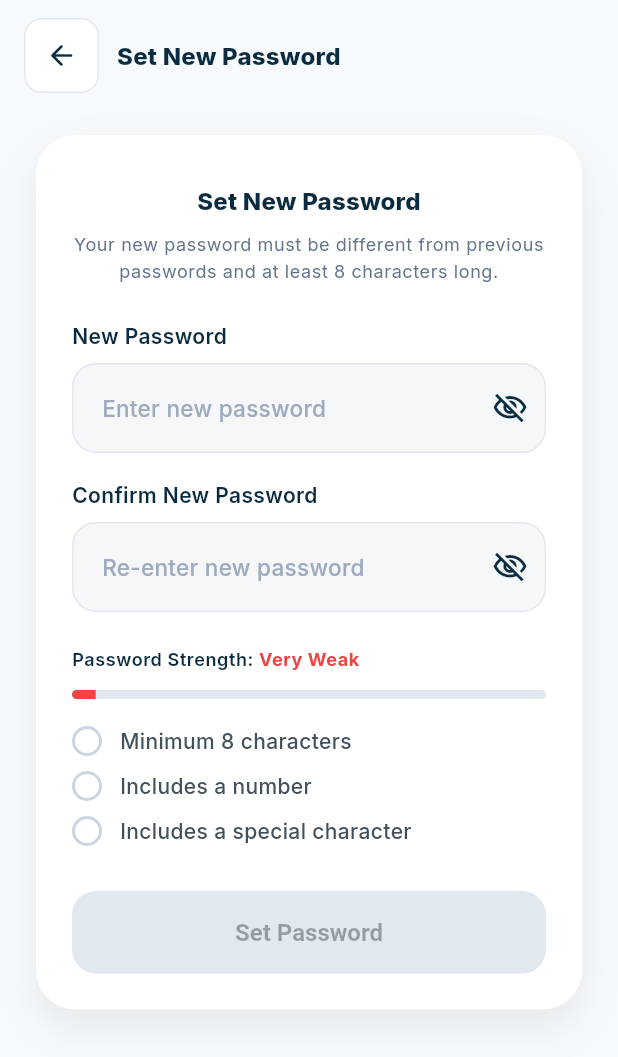
After one commit to sostinewaliaula/rentara, a Flutter app: the ResetPasswordScreen screen opened by its route, on a phone screen of 412 x 824 dp. The commit adds this screen. Shown: the top 1057 px of the screen. Run offline on Flutter 3.47's test engine with Material 3 defaults, Android fonts, the phone set to English and light mode, and no system bars; our stand-ins replace dio, flutter_riverpod, flutter_secure_storage, go_router, google_fonts, riverpod_annotation; accounts and stored records are empty; generated files the repository leaves out were written again.

Commit message:
added the set password screen

```diff
--- a/mobile/lib/core/router/app_router.dart
+++ b/mobile/lib/core/router/app_router.dart
@@ -4,6 +4,7 @@ import 'package:rentara/core/providers/auth_provider.dart';
 import 'package:rentara/features/auth/presentation/screens/login_screen.dart';
 import 'package:rentara/features/auth/presentation/screens/forgot_password_screen.dart';
 import 'package:rentara/features/auth/presentation/screens/otp_verification_screen.dart';
+import 'package:rentara/features/auth/presentation/screens/reset_password_screen.dart';
 import 'package:rentara/features/auth/presentation/screens/register_screen.dart';
 import 'package:rentara/features/dashboard/presentation/screens/dashboard_screen.dart';
 import 'package:rentara/features/payments/presentation/screens/payments_screen.dart';
@@ -56,6 +57,12 @@ GoRouter router(RouterRef ref) {
         ),
       ),
       GoRoute(
+        path: '/forgot-password/reset',
+        builder: (context, state) => ResetPasswordScreen(
+          phoneNumber: state.extra as String?,
+        ),
+      ),
+      GoRoute(
         path: '/register',
         builder: (context, state) => const RegisterScreen(),
       ),
--- a/mobile/lib/features/auth/presentation/screens/forgot_password_screen.dart
+++ b/mobile/lib/features/auth/presentation/screens/forgot_password_screen.dart
@@ -23,12 +23,6 @@ class _ForgotPasswordScreenState extends State<ForgotPasswordScreen> {
     if (_formKey.currentState!.validate()) {
       final rawPhone = _phoneController.text.trim().replaceAll(' ', '');
       final formattedPhone = '+254$rawPhone';
-
-      ScaffoldMessenger.of(context).showSnackBar(
-        SnackBar(
-          content: Text('OTP sent to $formattedPhone'),
-        ),
-      );
 
       context.go('/forgot-password/verify', extra: formattedPhone);
     }
--- /dev/null
+++ b/mobile/lib/features/auth/presentation/screens/reset_password_screen.dart
@@ -0,0 +1,474 @@
+import 'package:flutter/material.dart';
+import 'package:go_router/go_router.dart';
+
+class ResetPasswordScreen extends StatefulWidget {
+  final String? phoneNumber;
+
+  const ResetPasswordScreen({super.key, this.phoneNumber});
+
+  @override
+  State<ResetPasswordScreen> createState() => _ResetPasswordScreenState();
+}
+
+class _ResetPasswordScreenState extends State<ResetPasswordScreen> {
+  final _formKey = GlobalKey<FormState>();
+  final _passwordController = TextEditingController();
+  final _confirmPasswordController = TextEditingController();
+
+  bool _obscurePassword = true;
+  bool _obscureConfirmPassword = true;
+
+  bool _meetsLength = false;
+  bool _hasNumber = false;
+  bool _hasSpecial = false;
+
+  @override
+  void initState() {
+    super.initState();
+    _passwordController.addListener(_updateStrengthIndicators);
+    _confirmPasswordController.addListener(_triggerRebuild);
+  }
+
+  @override
+  void dispose() {
+    _passwordController
+      ..removeListener(_updateStrengthIndicators)
+      ..dispose();
+    _confirmPasswordController
+      ..removeListener(_triggerRebuild)
+      ..dispose();
+    super.dispose();
+  }
+
+  void _updateStrengthIndicators() {
+    final value = _passwordController.text;
+    setState(() {
+      _meetsLength = value.length >= 8;
+      _hasNumber = RegExp(r'[0-9]').hasMatch(value);
+      _hasSpecial = RegExp(r'[!@#\$%^&*(),.?":{}|<>\-_=+\[\]\\/]').hasMatch(value);
+    });
+  }
+
+  void _triggerRebuild() => setState(() {});
+
+  double get _strengthProgress {
+    final achieved = [_meetsLength, _hasNumber, _hasSpecial].where((e) => e).length;
+    return achieved / 3;
+  }
+
+  String get _strengthLabel {
+    final achieved = [_meetsLength, _hasNumber, _hasSpecial].where((e) => e).length;
+    if (achieved == 0) return 'Very Weak';
+    if (achieved == 1) return 'Weak';
+    if (achieved == 2) return 'Good';
+    return 'Strong';
+  }
+
+  Color get _strengthColor {
+    final progress = _strengthProgress;
+    if (progress <= 0.33) return const Color(0xFFEF4444); // red
+    if (progress <= 0.66) return const Color(0xFFF97316); // orange
+    return const Color(0xFF10B981); // green
+  }
+
+  bool get _canSubmit {
+    final password = _passwordController.text;
+    final confirm = _confirmPasswordController.text;
+    final matches = password.isNotEmpty && password == confirm;
+    return matches && _meetsLength && _hasNumber && _hasSpecial;
+  }
+
+  void _handleSubmit() {
+    final isValid = _formKey.currentState?.validate() ?? false;
+    if (!isValid) return;
+
+    _showSuccessToast();
+  }
+
+  void _showSuccessToast() {
+    final overlay = Overlay.of(context, rootOverlay: true);
+    if (overlay == null) return;
+
+    OverlayEntry? entry;
+    entry = OverlayEntry(
+      builder: (_) => _ResetSuccessToast(
+        message: 'Your password has been updated successfully.',
+        onDismissed: () => entry?.remove(),
+      ),
+    );
+
+    overlay.insert(entry);
+
+    Future.delayed(const Duration(seconds: 3), () {
+      entry?.remove();
+    });
+  }
+
+  @override
+  Widget build(BuildContext context) {
+    final theme = Theme.of(context);
+    final phone = widget.phoneNumber;
+
+    return Scaffold(
+      backgroundColor: const Color(0xFFF7FAFC),
+      body: SafeArea(
+        child: Column(
+          crossAxisAlignment: CrossAxisAlignment.start,
+          children: [
+            Padding(
+              padding: const EdgeInsets.symmetric(horizontal: 16, vertical: 12),
+              child: Row(
+                children: [
+                  Container(
+                    decoration: BoxDecoration(
+                      borderRadius: BorderRadius.circular(12),
+                      border: Border.all(color: const Color(0xFFE2E8F0)),
+                      color: Colors.white,
+                    ),
+                    child: IconButton(
+                      icon: const Icon(Icons.arrow_back_rounded, size: 22, color: Color(0xFF0B2B40)),
+                      onPressed: () {
+                        if (Navigator.of(context).canPop()) {
+                          Navigator.of(context).pop();
+                        } else {
+                          context.go('/forgot-password/verify', extra: widget.phoneNumber);
+                        }
+                      },
+                    ),
+                  ),
+                  const SizedBox(width: 12),
+                  Text(
+                    'Set New Password',
+                    style: theme.textTheme.titleMedium?.copyWith(
+                      fontWeight: FontWeight.w800,
+                      color: const Color(0xFF0B2B40),
+                    ),
+                  ),
+                ],
+              ),
+            ),
+            Expanded(
+              child: SingleChildScrollView(
+                padding: const EdgeInsets.symmetric(horizontal: 24, vertical: 16),
+                child: Center(
+                  child: ConstrainedBox(
+                    constraints: const BoxConstraints(maxWidth: 420),
+                    child: Container(
+                      padding: const EdgeInsets.all(24),
+                      decoration: BoxDecoration(
+                        color: Colors.white,
+                        borderRadius: BorderRadius.circular(26),
+                        boxShadow: [
+                          BoxShadow(
+                            color: const Color(0xFF0F172A).withOpacity(0.08),
+                            blurRadius: 24,
+                            offset: const Offset(0, 12),
+                          ),
+                        ],
+                      ),
+                      child: Form(
+                        key: _formKey,
+                        child: Column(
+                          crossAxisAlignment: CrossAxisAlignment.stretch,
+                          children: [
+                            const SizedBox(height: 8),
+                            Text(
+                              'Set New Password',
+                              textAlign: TextAlign.center,
+                              style: theme.textTheme.titleMedium?.copyWith(
+                                fontWeight: FontWeight.w800,
+                                color: const Color(0xFF0B2B40),
+                              ),
+                            ),
+                            const SizedBox(height: 8),
+                            Text(
+                              'Your new password must be different from previous passwords and at least 8 characters long.',
+                              textAlign: TextAlign.center,
+                              style: theme.textTheme.bodySmall?.copyWith(
+                                color: const Color(0xFF64748B),
+                                height: 1.5,
+                              ),
+                            ),
+                            const SizedBox(height: 24),
+                            _buildPasswordField(
+                              label: 'New Password',
+                              controller: _passwordController,
+                              obscure: _obscurePassword,
+                              onToggle: () => setState(() => _obscurePassword = !_obscurePassword),
+                            ),
+                            const SizedBox(height: 18),
+                            _buildPasswordField(
+                              label: 'Confirm New Password',
+                              controller: _confirmPasswordController,
+                              obscure: _obscureConfirmPassword,
+                              onToggle: () =>
+                                  setState(() => _obscureConfirmPassword = !_obscureConfirmPassword),
+                              validator: (value) {
+                                if (value == null || value.isEmpty) {
+                                  return 'Re-enter your password';
+                                }
+                                if (value != _passwordController.text) {
+                                  return 'Passwords do not match';
+                                }
+                                return null;
+                              },
+                            ),
+                            const SizedBox(height: 24),
+                            Row(
+                              children: [
+                                Text(
+                                  'Password Strength: ',
+                                  style: theme.textTheme.bodySmall?.copyWith(
+                                    color: const Color(0xFF0B2B40),
+                                    fontWeight: FontWeight.w600,
+                                  ),
+                                ),
+                                Text(
+                                  _strengthLabel,
+                                  style: theme.textTheme.bodySmall?.copyWith(
+                                    color: _strengthColor,
+                                    fontWeight: FontWeight.w700,
+                                  ),
+                                ),
+                              ],
+                            ),
+                            const SizedBox(height: 12),
+                            ClipRRect(
+                              borderRadius: BorderRadius.circular(12),
+                              child: LinearProgressIndicator(
+                                minHeight: 6,
+                                value: _strengthProgress.clamp(0.05, 1.0),
+                                backgroundColor: const Color(0xFFE2E8F0),
+                                valueColor: AlwaysStoppedAnimation<Color>(_strengthColor),
+                              ),
+                            ),
+                            const SizedBox(height: 18),
+                            _buildCriteriaRow('Minimum 8 characters', _meetsLength),
+                            const SizedBox(height: 10),
+                            _buildCriteriaRow('Includes a number', _hasNumber),
+                            const SizedBox(height: 10),
+                            _buildCriteriaRow('Includes a special character', _hasSpecial),
+                            const SizedBox(height: 30),
+                            ElevatedButton(
+                              onPressed: _canSubmit ? _handleSubmit : null,
+                              style: ElevatedButton.styleFrom(
+                                backgroundColor: const Color(0xFF008F85),
+                                foregroundColor: Colors.white,
+                                padding: const EdgeInsets.symmetric(vertical: 18),
+                                shape: RoundedRectangleBorder(
+                                  borderRadius: BorderRadius.circular(16),
+                                ),
+                                disabledBackgroundColor: const Color(0xFFE2E8F0),
+                                textStyle: const TextStyle(
+                                  fontSize: 16,
+                                  fontWeight: FontWeight.w700,
+                                ),
+                              ),
+                              child: const Text('Set Password'),
+                            ),
+                          ],
+                        ),
+                      ),
+                    ),
+                  ),
+                ),
+              ),
+            ),
+          ],
+        ),
+      ),
+    );
+  }
+
+  Widget _buildPasswordField({
+    required String label,
+    required TextEditingController controller,
+    required bool obscure,
+    required VoidCallback onToggle,
+    String? Function(String?)? validator,
+  }) {
+    return Column(
+      crossAxisAlignment: CrossAxisAlignment.start,
+      children: [
+        Text(
+          label,
+          style: const TextStyle(
+            color: Color(0xFF0B2B40),
+            fontWeight: FontWeight.w600,
+          ),
+        ),
+        const SizedBox(height: 8),
+        TextFormField(
+          controller: controller,
+          obscureText: obscure,
+          validator: validator ?? _passwordValidator,
+          style: const TextStyle(
+            fontSize: 16,
+            fontWeight: FontWeight.w600,
+            color: Color(0xFF0B2B40),
+            letterSpacing: 0.2,
+          ),
+          onChanged: (_) => setState(() {}),
+          decoration: InputDecoration(
+            hintText: label == 'New Password' ? 'Enter new password' : 'Re-enter new password',
+            hintStyle: TextStyle(
+              fontSize: 15,
+              fontWeight: FontWeight.w500,
+              color: const Color(0xFF94A3B8).withOpacity(0.9),
+            ),
+            filled: true,
+            fillColor: const Color(0xFFF5F7F9),
+            contentPadding: const EdgeInsets.symmetric(horizontal: 16, vertical: 18),
+            border: OutlineInputBorder(
+              borderRadius: BorderRadius.circular(16),
+              borderSide: const BorderSide(color: Color(0xFFE2E8F0)),
+            ),
+            enabledBorder: OutlineInputBorder(
+              borderRadius: BorderRadius.circular(16),
+              borderSide: const BorderSide(color: Color(0xFFE2E8F0)),
+            ),
+            focusedBorder: OutlineInputBorder(
+              borderRadius: BorderRadius.circular(16),
+              borderSide: const BorderSide(color: Color(0xFF037A73), width: 1.6),
+            ),
+            suffixIcon: IconButton(
+              icon: Icon(obscure ? Icons.visibility_off_outlined : Icons.visibility_outlined),
+              color: const Color(0xFF0B2B40),
+              onPressed: onToggle,
+            ),
+          ),
+        ),
+      ],
+    );
+  }
+
+  String? _passwordValidator(String? value) {
+    if (value == null || value.isEmpty) {
+      return 'Enter your password';
+    }
+    if (value.length < 8) {
+      return 'Password must be at least 8 characters';
+    }
+    return null;
+  }
+
+  Widget _buildCriteriaRow(String label, bool met) {
+    return Row(
+      children: [
+        Container(
+          width: 20,
+          height: 20,
+          decoration: BoxDecoration(
+            shape: BoxShape.circle,
+            border: Border.all(
+              color: met ? const Color(0xFF008F85) : const Color(0xFFCBD5E1),
+              width: 2,
+            ),
+            color: met ? const Color(0xFF008F85).withOpacity(0.12) : Colors.transparent,
+          ),
+          child: met
+              ? const Icon(
+                  Icons.check,
+                  size: 12,
+                  color: Color(0xFF008F85),
+                )
+              : null,
+        ),
+        const SizedBox(width: 12),
+        Expanded(
+          child: Text(
+            label,
+            style: const TextStyle(
+              color: Color(0xFF42505C),
+              fontWeight: FontWeight.w500,
+            ),
+          ),
+        ),
+      ],
+    );
+  }
+}
+
+class _ResetSuccessToast extends StatelessWidget {
+  final String message;
+  final VoidCallback onDismissed;
+
+  const _ResetSuccessToast({required this.message, required this.onDismissed});
+
+  @override
+  Widget build(BuildContext context) {
+    final theme = Theme.of(context);
+    final safeTop = MediaQuery.of(context).padding.top;
+
+    return Positioned(
+      top: safeTop + 16,
+      left: 16,
+      right: 16,
+      child: Material(
+        color: Colors.transparent,
+        child: Container(
+          padding: const EdgeInsets.symmetric(horizontal: 16, vertical: 14),
+          decoration: BoxDecoration(
+            color: Colors.white,
+            borderRadius: BorderRadius.circular(16),
+            boxShadow: [
+              BoxShadow(
+                color: Colors.black.withOpacity(0.08),
+                blurRadius: 18,
+                offset: const Offset(0, 10),
+              ),
+            ],
+          ),
+          child: Row(
+            crossAxisAlignment: CrossAxisAlignment.center,
+            children: [
+              Container(
+                padding: const EdgeInsets.all(10),
+                decoration: BoxDecoration(
+                  color: const Color(0xFFE4F6F5),
+                  borderRadius: BorderRadius.circular(12),
+                ),
+                child: const Icon(
+                  Icons.verified_outlined,
+                  color: Color(0xFF008F85),
+                  size: 20,
+                ),
+              ),
+              const SizedBox(width: 14),
+              Expanded(
+                child: Column(
+                  crossAxisAlignment: CrossAxisAlignment.start,
+                  mainAxisSize: MainAxisSize.min,
+                  children: [
+                    Text(
+                      'Password Updated',
+                      style: theme.textTheme.bodyMedium?.copyWith(
+                        fontWeight: FontWeight.w700,
+                        color: const Color(0xFF0B2B40),
+                      ),
+                    ),
+                    const SizedBox(height: 2),
+                    Text(
+                      message,
+                      style: theme.textTheme.bodySmall?.copyWith(
+                        color: const Color(0xFF64748B),
+                      ),
+                    ),
+                  ],
+                ),
+              ),
+              TextButton(
+                onPressed: onDismissed,
+                style: TextButton.styleFrom(
+                  foregroundColor: const Color(0xFF008F85),
+                  textStyle: const TextStyle(fontWeight: FontWeight.w600),
+                ),
+                child: const Text('OK'),
+              ),
+            ],
+          ),
+        ),
+      ),
+    );
+  }
+}
```
Also changed, not shown: mobile/lib/features/auth/presentation/screens/otp_verification_screen.dart (+44 -13 lines).
